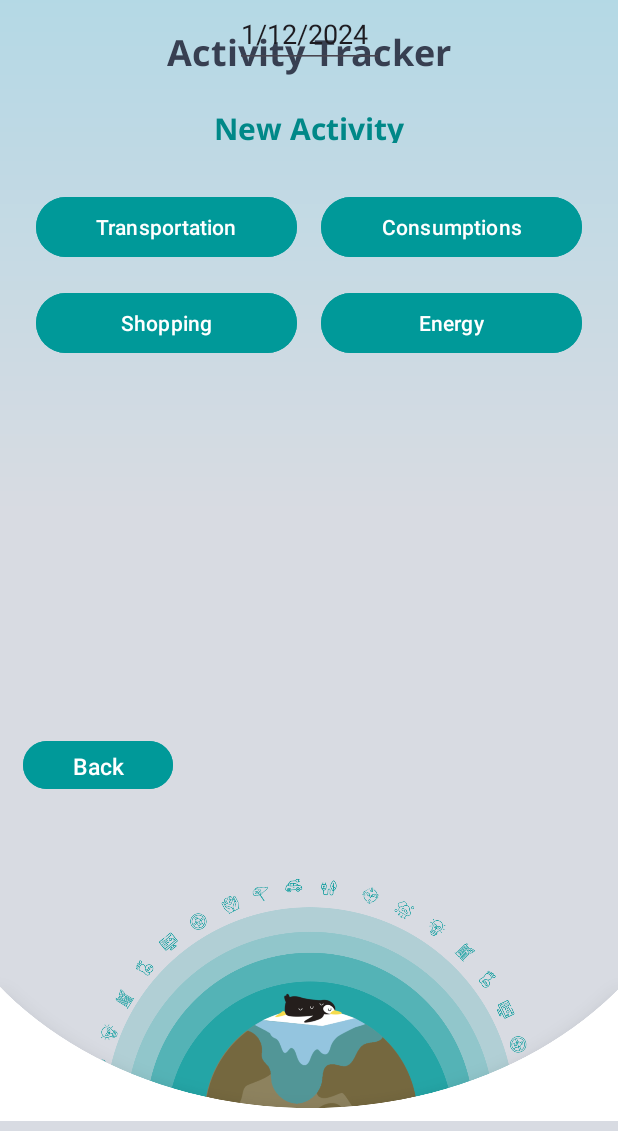
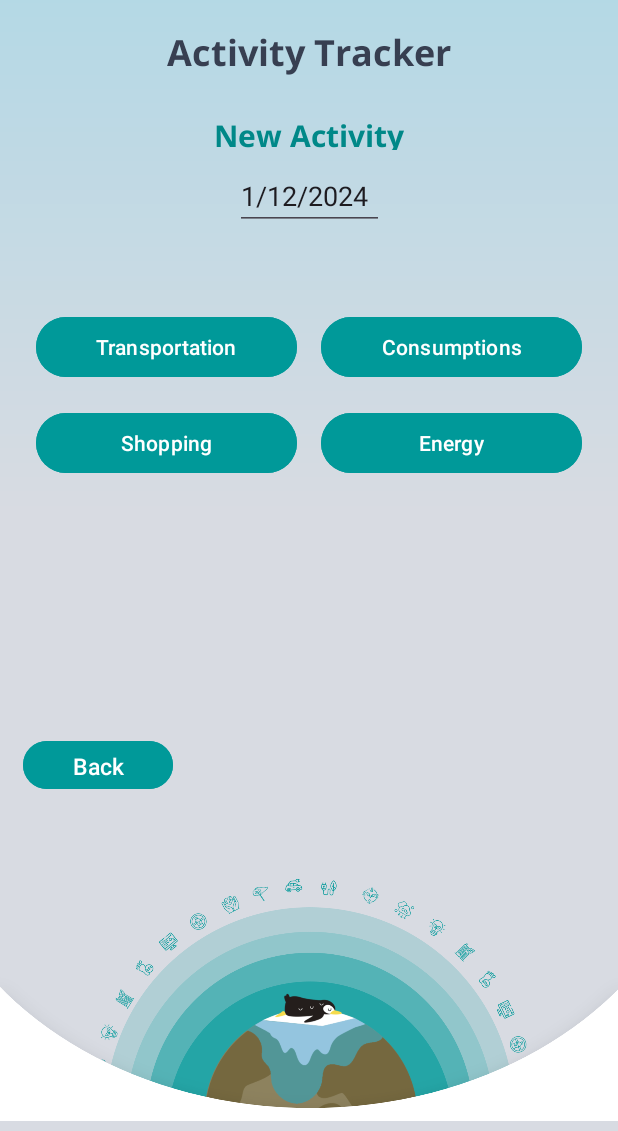
Before and after one commit to MaxHuang2037/Planetze, an Android app: the fragment ActivityTrackerFragment placed in its activity, on a phone screen of 412 x 824 dp, the part 105-1236 px from its top. Run offline under Robolectric (Android 15) with nearby library versions, the phone set to English and light mode, and no system bars; our stand-ins replace Firebase (no records; nobody signed in at launch, a user with empty details on screens opened directly); 2 statements that could not run were skipped.

Commit message:
fixed merging issues

```diff
--- a/Starter Application/app/src/main/res/layout/activity_emission_manager.xml
+++ b/Starter Application/app/src/main/res/layout/activity_emission_manager.xml
@@ -4,21 +4,6 @@
     android:layout_width="match_parent"
     android:layout_height="match_parent"
     android:background="@drawable/gradient_background">
-
-    <TextView
-        android:id="@+id/title"
-        android:layout_width="200dp"
-        android:layout_height="50dp"
-        android:fontFamily="@font/open_sans_bold"
-        android:text="@string/activity_tracker"
-        android:textAlignment="center"
-        android:textColor="@color/text_dark"
-        android:textSize="24dp"
-        android:layout_marginTop="18dp"
-        app:layout_constraintTop_toBottomOf="@+id/dashboard_image"
-        app:layout_constraintEnd_toEndOf="parent"
-        app:layout_constraintHorizontal_bias="0.5"
-        app:layout_constraintStart_toStartOf="parent"/>
 
     <ImageView
         android:id="@+id/dashboard_image"
@@ -31,25 +16,14 @@
         app:layout_constraintStart_toStartOf="parent"
         app:layout_constraintTop_toTopOf="parent"/>
 
-    <EditText
-        android:id="@+id/date_picker"
-        android:layout_width="wrap_content"
-        android:layout_height="wrap_content"
-        android:hint="Select Date"
-        app:layout_constraintTop_toBottomOf="@id/dashboard_image"
-        app:layout_constraintStart_toStartOf="parent"
-        app:layout_constraintEnd_toEndOf="parent"
-        android:focusable="false" />
-
     <TextView
         android:id="@+id/new_activity_title"
         android:layout_width="360dp"
         android:layout_height="40dp"
-        android:layout_marginTop="18dp"
         android:fontFamily="@font/open_sans_bold"
         android:text="@string/new_activity"
         android:textStyle="bold"
-        app:layout_constraintTop_toBottomOf="@id/date_picker"
+        app:layout_constraintTop_toBottomOf="@id/title"
         android:textAlignment="center"
         android:textColor="#008888"
         android:textSize="20sp"
@@ -59,15 +33,41 @@
         android:padding="8dp"
         android:layout_marginBottom="16dp" />
 
+    <TextView
+        android:id="@+id/title"
+        android:layout_width="200dp"
+        android:layout_height="50dp"
+        android:layout_marginTop="18dp"
+        android:fontFamily="@font/open_sans_bold"
+        android:text="@string/activity_tracker"
+        android:textAlignment="center"
+        android:textColor="@color/text_dark"
+        android:textSize="24dp"
+        app:layout_constraintEnd_toEndOf="parent"
+        app:layout_constraintHorizontal_bias="0.5"
+        app:layout_constraintStart_toStartOf="parent"
+        app:layout_constraintTop_toBottomOf="@+id/dashboard_image" />
+
+    <EditText
+        android:id="@+id/date_picker"
+        android:layout_width="wrap_content"
+        android:layout_height="wrap_content"
+        android:focusable="false"
+        android:hint="Select Date"
+        app:layout_constraintEnd_toEndOf="parent"
+        app:layout_constraintStart_toStartOf="parent"
+        app:layout_constraintTop_toBottomOf="@id/new_activity_title" />
+
     <LinearLayout
         android:id="@+id/new_activity_wrap"
         android:layout_width="match_parent"
         android:layout_height="wrap_content"
         android:orientation="vertical"
         android:padding="16dp"
+        android:layout_marginTop="30dp"
         app:layout_constraintEnd_toEndOf="parent"
         app:layout_constraintStart_toStartOf="parent"
-        app:layout_constraintTop_toBottomOf="@id/new_activity_title">
+        app:layout_constraintTop_toBottomOf="@id/date_picker">
 
         <LinearLayout
             android:id="@+id/select_category_wrap"
--- a/Starter Application/app/src/main/res/layout/eco_gauge_fragment.xml
+++ b/Starter Application/app/src/main/res/layout/eco_gauge_fragment.xml
@@ -127,7 +127,8 @@
                 app:layout_constraintEnd_toEndOf="parent"
                 app:layout_constraintHorizontal_bias="0.5"
                 app:layout_constraintStart_toStartOf="parent"
-                android:layout_marginBottom="120dp"/>
+                android:layout_marginTop="40dp"
+                android:layout_marginBottom="40dp"/>
 
         </LinearLayout>
 
```
